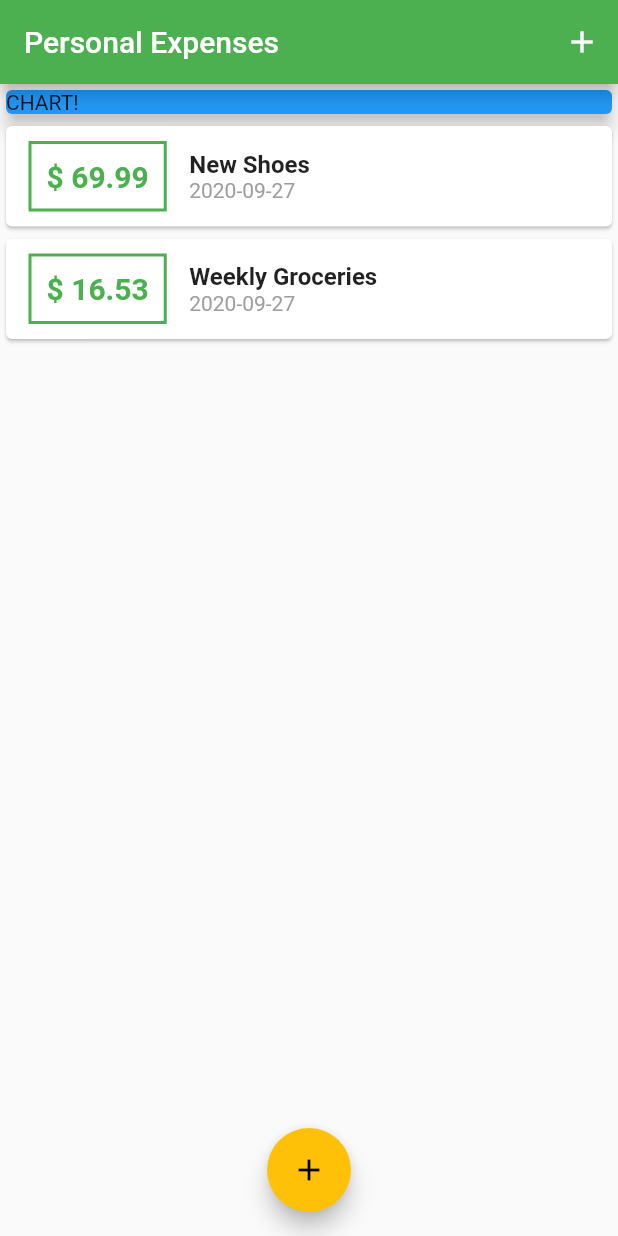
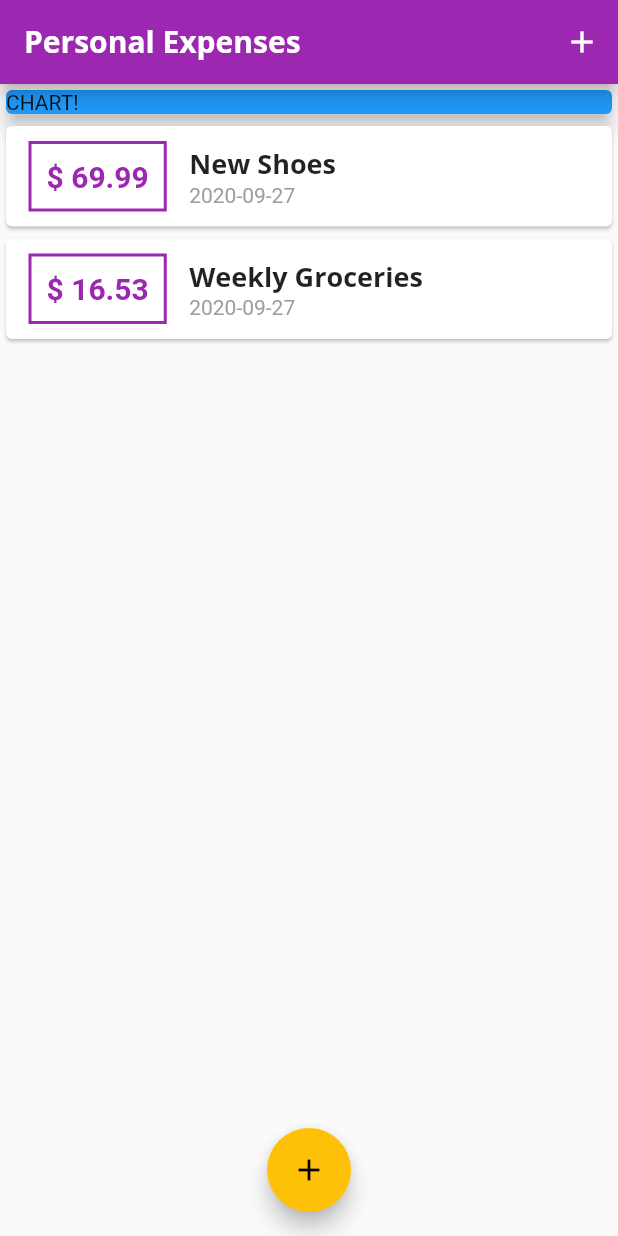
Before and after one commit to Henry-Ning/personal_expenses_flutter, a Flutter app: the screen it shows after launch, on a phone screen of 412 x 824 dp. Run offline on Flutter 3.47's test engine with Material 2 defaults, Android fonts, the phone set to English and light mode, and no system bars.

Commit message:
95. Custom Fonts & Working with Text Themes 11min

```diff
--- a/lib/main.dart
+++ b/lib/main.dart
@@ -11,9 +11,25 @@ class MyApp extends StatelessWidget {
     return MaterialApp(
       title: 'Personal Expenses',
       theme: ThemeData(
-        primarySwatch: Colors.green,
-        accentColor: Colors.amber,
-      ),
+          primarySwatch: Colors.purple,
+          accentColor: Colors.amber,
+          fontFamily: 'Quicksand',
+          textTheme: ThemeData.light().textTheme.copyWith(
+                headline6: TextStyle(
+                  fontFamily: 'OpenSans',
+                  fontSize: 18,
+                  fontWeight: FontWeight.bold,
+                ),
+              ),
+          appBarTheme: AppBarTheme(
+            textTheme: ThemeData.light().textTheme.copyWith(
+                  headline6: TextStyle(
+                    fontFamily: 'OpenSans',
+                    fontSize: 20,
+                    fontWeight: FontWeight.bold,
+                  ),
+                ),
+          )),
       home: MyHomePage(),
     );
   }
@@ -61,7 +77,7 @@ class _MyHomePageState extends State<MyHomePage> {
         context: ctx,
         builder: (_) {
           return GestureDetector(
-            onTap: () {} ,
+            onTap: () {},
             child: NewTransaction(_addNewTransaction),
             behavior: HitTestBehavior.opaque,
           );
@@ -72,7 +88,9 @@ class _MyHomePageState extends State<MyHomePage> {
   Widget build(BuildContext context) {
     return Scaffold(
       appBar: AppBar(
-        title: Text('Personal Expenses'),
+        title: Text(
+          'Personal Expenses',
+        ),
         actions: [
           IconButton(
             icon: Icon(Icons.add),
--- a/lib/widgets/transaction_list.dart
+++ b/lib/widgets/transaction_list.dart
@@ -43,10 +43,7 @@ class TransactionList extends StatelessWidget {
                   children: [
                     Text(
                       transactions[index].title,
-                      style: TextStyle(
-                        fontSize: 16,
-                        fontWeight: FontWeight.bold,
-                      ),
+                      style: Theme.of(context).textTheme.headline6,
                     ),
                     Text(
                       DateFormat('yyyy-MM-dd').format(transactions[index].date),
```
Also changed, not shown: pubspec.yaml (+11 -6 lines), assets/fonts/OpenSans-Bold.ttf (added), assets/fonts/OpenSans-Regular.ttf (added), assets/fonts/Quicksand-Bold.ttf (added), assets/fonts/Quicksand-Light.ttf (added), assets/fonts/Quicksand-Medium.ttf (added), assets/fonts/Quicksand-Regular.ttf (added).
